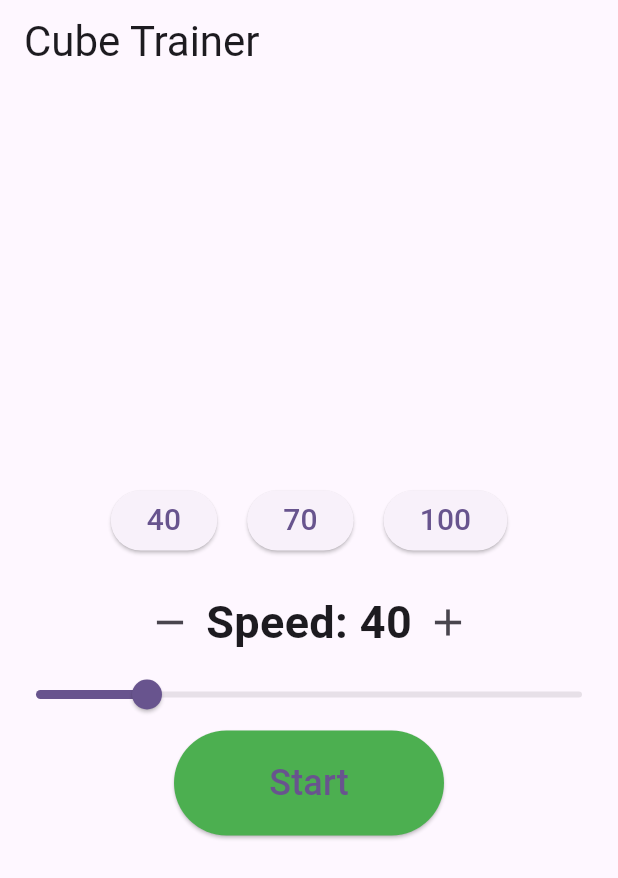
After one commit to xiang-lee/CubeTrainer, a Flutter app: the screen it shows after launch, after a tap on "40", on a phone screen of 412 x 824 dp. The commit adds this screen. Shown: the top 878 px of the screen. Run offline on Flutter 3.47's test engine with Material 3 defaults, Android fonts, the phone set to English and light mode, and no system bars; our stand-ins replace audioplayers.

Commit message:
Refactor Metronome.dart

```diff
--- /dev/null
+++ b/lib/Metronome.dart
@@ -0,0 +1,120 @@
+import 'dart:async';
+import 'package:flutter/material.dart';
+import 'package:audioplayers/audioplayers.dart';
+
+class MetronomeWidget extends StatefulWidget {
+  @override
+  _MetronomeWidgetState createState() => _MetronomeWidgetState();
+}
+
+class _MetronomeWidgetState extends State<MetronomeWidget> {
+  double _bpm = 60.0;
+  Timer? _timer;
+  final player = AudioPlayer();
+  final cache = AudioCache(prefix: 'assets/sounds/');
+  bool _isPlaying = false;
+
+  void _toggleMetronome() {
+    if (_isPlaying) {
+      _stopMetronome();
+    } else {
+      _startMetronome();
+    }
+  }
+
+  void _startMetronome() {
+    _timer?.cancel();
+    _timer = Timer.periodic(Duration(milliseconds: (60000 / _bpm).round()), (timer) {
+      cache.play('metronome_click.wav');
+    });
+    setState(() {
+      _isPlaying = true;
+    });
+  }
+
+  void _stopMetronome() {
+    _timer?.cancel();
+    setState(() {
+      _isPlaying = false;
+    });
+  }
+
+  void _adjustSpeed(double value) {
+    setState(() {
+      _bpm = value;
+      if (_isPlaying) {
+        _timer?.cancel();
+        _timer = Timer.periodic(Duration(milliseconds: (60000 / _bpm).round()), (timer) {
+          cache.play('metronome_click.wav');
+        });
+      }
+    });
+  }
+
+  @override
+  Widget build(BuildContext context) {
+    return Center(
+      child: Column(
+        mainAxisAlignment: MainAxisAlignment.center,
+        children: <Widget>[
+          Row(
+            mainAxisAlignment: MainAxisAlignment.center,
+            children: <Widget>[
+              ElevatedButton(
+                onPressed: () => _adjustSpeed(40),
+                child: Text('40', style: TextStyle(fontSize: 20)),
+              ),
+              SizedBox(width: 20),
+              ElevatedButton(
+                onPressed: () => _adjustSpeed(70),
+                child: Text('70', style: TextStyle(fontSize: 20)),
+              ),
+              SizedBox(width: 20),
+              ElevatedButton(
+                onPressed: () => _adjustSpeed(100),
+                child: Text('100', style: TextStyle(fontSize: 20)),
+              ),
+            ],
+          ),
+          SizedBox(height: 20),
+          Row(
+            mainAxisAlignment: MainAxisAlignment.center,
+            children: <Widget>[
+              IconButton(
+                icon: Icon(Icons.remove, size: 30),
+                onPressed: () {
+                  _adjustSpeed(_bpm > 0 ? _bpm - 1 : 0);
+                },
+              ),
+              Text('Speed: ${_bpm.toStringAsFixed(0)}',
+                  style: TextStyle(fontSize: 30, fontWeight: FontWeight.bold)),
+              IconButton(
+                icon: Icon(Icons.add, size: 30),
+                onPressed: () {
+                  _adjustSpeed(_bpm < 200 ? _bpm + 1 : 200);
+                },
+              ),
+            ],
+          ),
+          Slider(
+            value: _bpm,
+            min: 0,
+            max: 200,
+            divisions: 200,
+            label: _bpm.toStringAsFixed(0),
+            onChanged: _adjustSpeed,
+          ),
+          ElevatedButton(
+            onPressed: _toggleMetronome,
+            style: ElevatedButton.styleFrom(
+              backgroundColor: _isPlaying ? Colors.red : Colors.green,
+              minimumSize: Size(180, 70),
+            ),
+            child: Text(_isPlaying ? 'Stop' : 'Start',
+                style: TextStyle(fontSize: 24)),
+          ),
+        ],
+      ),
+    );
+  }
+}
```
Also changed, not shown: lib/main.dart (+2 -63 lines).
